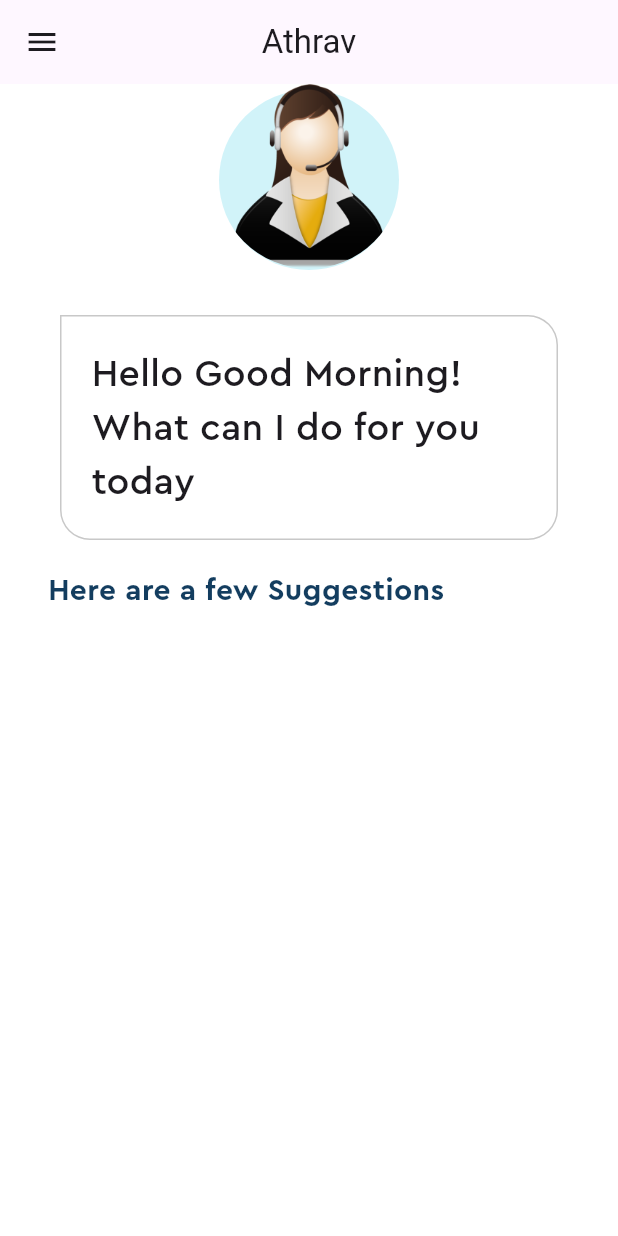
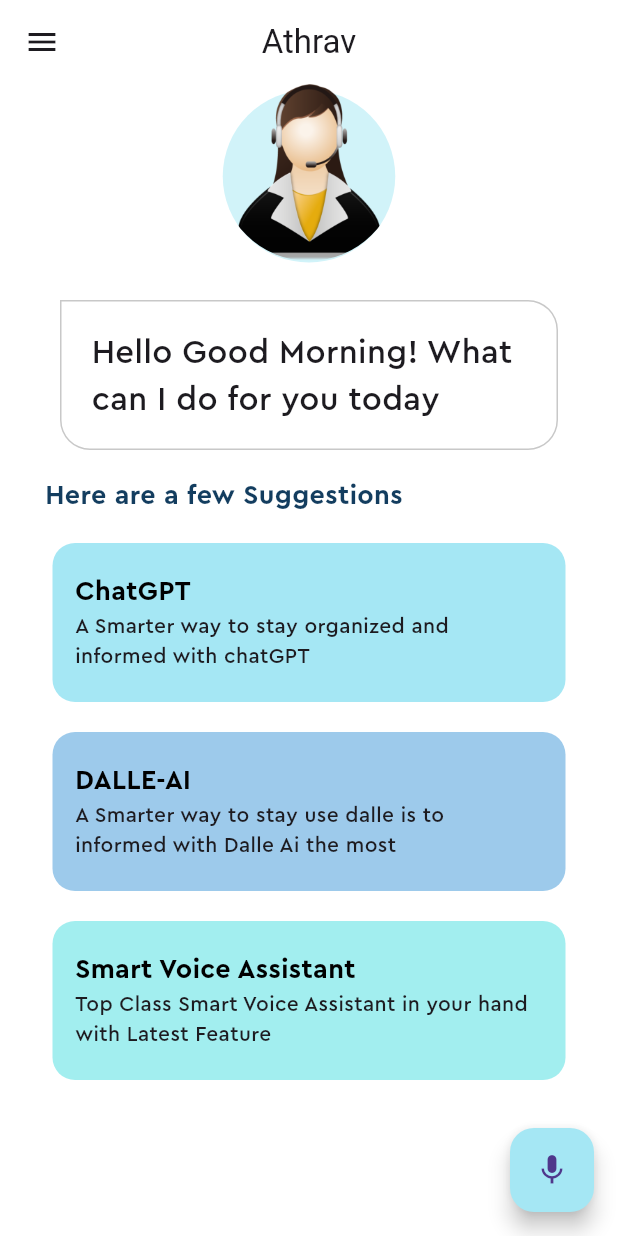
Before and after one commit to Athrav-droid/Voice-Assistant-Flutter, a Flutter app: the screen it shows after launch, on a phone screen of 412 x 824 dp. Run offline on Flutter 3.47's test engine with Material 2 defaults, Android fonts, the phone set to English and light mode, and no system bars; our stand-ins replace speech_to_text.

Commit message:
Feature Box Widget Created For Home Page Speech to Text package added For IOS and Android core files updated for package use Overflowing Error at home page fixed

```diff
--- /dev/null
+++ b/lib/feature_box.dart
@@ -0,0 +1,55 @@
+import 'package:flutter/material.dart';
+import 'package:voice_assistant/pallete.dart';
+
+class FeatureBox extends StatelessWidget {
+  final Color color;
+  final String headerText;
+  final String DescriptionText;
+  const FeatureBox(
+      {super.key,
+      required this.color,
+      required this.headerText,
+      required this.DescriptionText});
+
+  @override
+  Widget build(BuildContext context) {
+    return Container(
+      margin: const EdgeInsets.symmetric(
+        horizontal: 35,
+        vertical: 10,
+      ),
+      decoration: BoxDecoration(
+        color: color,
+        borderRadius: const BorderRadius.all(
+          Radius.circular(15),
+        ),
+      ),
+      child: Padding(
+        padding: const EdgeInsets.symmetric(vertical: 20.0).copyWith(left: 15),
+        child: Column(
+          children: [
+            Align(
+              alignment: Alignment.centerLeft,
+              child: Text(
+                headerText,
+                style: const TextStyle(
+                  fontFamily: 'Cera Pro',
+                  fontSize: 18,
+                  fontWeight: FontWeight.bold,
+                  color: Pallete.blackColor,
+                ),
+              ),
+            ),
+            Padding(
+              padding: const EdgeInsets.only(right: 20),
+              child: Text(
+                DescriptionText,
+                style: TextStyle(fontFamily: 'Cera Pro'),
+              ),
+            )
+          ],
+        ),
+      ),
+    );
+  }
+}
--- a/lib/home_page.dart
+++ b/lib/home_page.dart
@@ -1,5 +1,7 @@
 import 'package:flutter/material.dart';
+import 'package:voice_assistant/feature_box.dart';
 import 'package:voice_assistant/pallete.dart';
+import 'package:speech_to_text/speech_to_text.dart';
 
 class HomePage extends StatefulWidget {
   const HomePage({super.key});
@@ -19,15 +21,16 @@ class _HomePageState extends State<HomePage> {
           Icons.menu,
         ),
       ),
-      body: Column(
+      body: SingleChildScrollView(
+        child: Column(
           children: [
             // Virtual Assistant Picture
             Stack(
               children: [
                 Center(
                   child: Container(
-                  height: 120,
-                  width: 120,
+                    height: 115,
+                    width: 115,
                     margin: const EdgeInsets.only(
                       top: 4,
                     ),
@@ -38,7 +41,7 @@ class _HomePageState extends State<HomePage> {
                   ),
                 ),
                 Container(
-                height: 123,
+                  height: 118,
                   decoration: const BoxDecoration(
                     shape: BoxShape.circle,
                     image: DecorationImage(
@@ -53,11 +56,11 @@ class _HomePageState extends State<HomePage> {
             // Chat Bubble
             Container(
               padding: const EdgeInsets.symmetric(
-              vertical: 10,
+                vertical: 8,
                 horizontal: 20,
               ),
               margin:
-                const EdgeInsets.symmetric(horizontal: 40).copyWith(top: 30),
+                  const EdgeInsets.symmetric(horizontal: 40).copyWith(top: 25),
               decoration: BoxDecoration(
                 borderRadius: const BorderRadius.all(
                   Radius.circular(20),
@@ -74,14 +77,14 @@ class _HomePageState extends State<HomePage> {
                   'Hello Good Morning! What can I do for you today',
                   style: TextStyle(
                     fontFamily: 'Cera Pro',
-                  fontSize: 25,
+                    fontSize: 22,
                   ),
                 ),
               ),
             ),
             // Suggestion Text
             Container(
-            padding: const EdgeInsets.all(10),
+              padding: const EdgeInsets.all(8),
               margin: EdgeInsets.only(
                 top: 10,
                 left: 22,
@@ -92,13 +95,41 @@ class _HomePageState extends State<HomePage> {
                 style: TextStyle(
                   fontFamily: 'Cera Pro',
                   color: Pallete.mainFontColor,
-                fontSize: 20,
+                  fontSize: 18,
                   fontWeight: FontWeight.bold,
                 ),
               ),
-          )
+            ),
             // Feature List
+            const Column(
+              children: [
+                FeatureBox(
+                  color: Pallete.firstSuggestionBoxColor,
+                  headerText: 'ChatGPT',
+                  DescriptionText:
+                      "A Smarter way to stay organized and informed with chatGPT",
+                ),
+                FeatureBox(
+                  color: Pallete.secondSuggestionBoxColor,
+                  headerText: 'DALLE-AI',
+                  DescriptionText:
+                      "A Smarter way to stay use dalle is to informed with Dalle Ai the most",
+                ),
+                FeatureBox(
+                  color: Pallete.thirdSuggestionBoxColor,
+                  headerText: 'Smart Voice Assistant',
+                  DescriptionText:
+                      "Top Class Smart Voice Assistant in your hand with Latest Feature",
+                ),
               ],
+            ),
+          ],
+        ),
+      ),
+      floatingActionButton: FloatingActionButton(
+        onPressed: () {},
+        child: Icon(Icons.mic),
+        backgroundColor: Pallete.firstSuggestionBoxColor,
       ),
     );
   }
--- a/lib/main.dart
+++ b/lib/main.dart
@@ -13,9 +13,12 @@ class MyApp extends StatelessWidget {
   @override
   Widget build(BuildContext context) {
     return MaterialApp(
-      title: 'Athrav',
+      title: 'Voice Assistant',
       theme: ThemeData.light(useMaterial3: true).copyWith(
         scaffoldBackgroundColor: Pallete.whiteColor,
+        appBarTheme: AppBarTheme(
+          backgroundColor: Pallete.whiteColor,
+        ),
       ),
       debugShowCheckedModeBanner: false,
       home: const HomePage(),
--- a/pubspec.yaml
+++ b/pubspec.yaml
@@ -35,6 +35,7 @@ dependencies:
   # The following adds the Cupertino Icons font to your application.
   # Use with the CupertinoIcons class for iOS style icons.
   cupertino_icons: ^1.0.2
+  speech_to_text: ^6.3.0
 
 dev_dependencies:
   flutter_test:
```
Also changed, not shown: pubspec.lock, 3 other files. Lines whose indentation alone changed are shown as unchanged.
